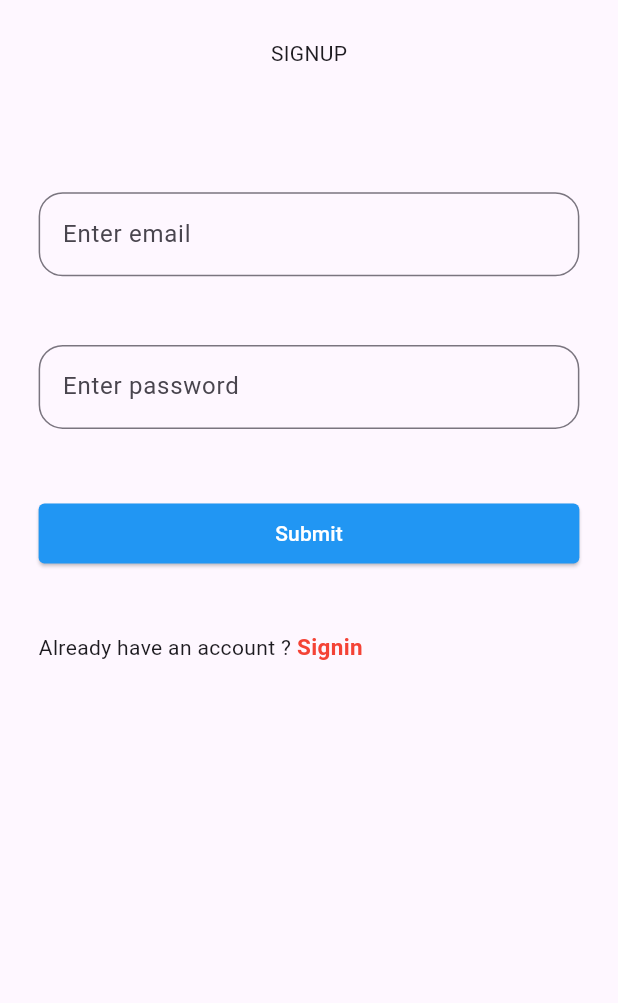
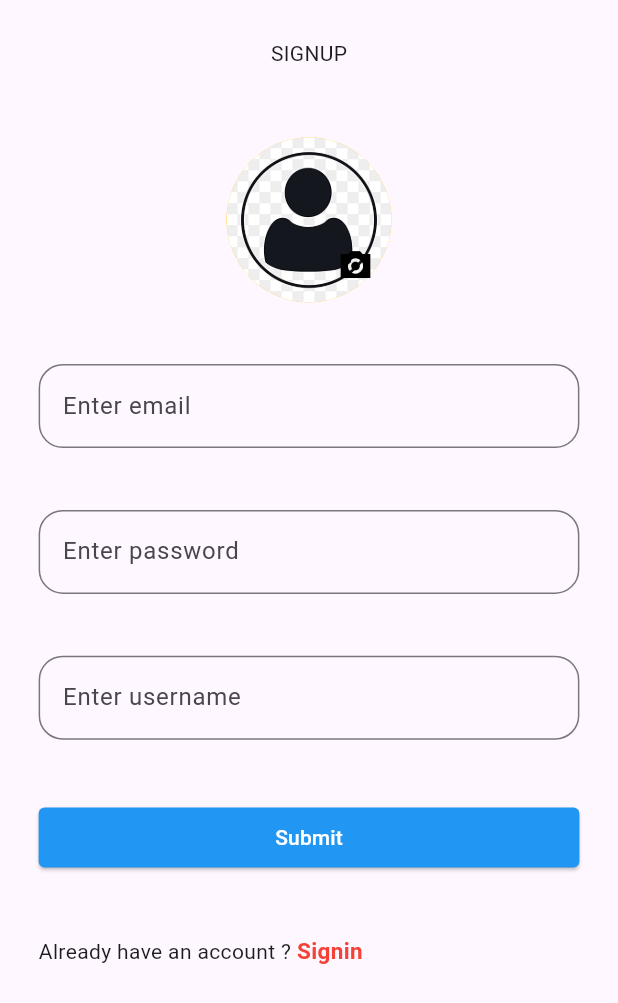
Before and after one commit to VinayaAugusthy/rapid_task, a Flutter app: the screen it shows after launch, on a phone screen of 412 x 824 dp. Shown: the top 1003 px of the screen. Run offline on Flutter 3.47's test engine with Material 3 defaults, Android fonts, the phone set to English and light mode, and no system bars; our stand-ins replace bloc, cloud_firestore, firebase_auth, firebase_core, flutter_bloc, image_picker; accounts and stored records are empty.

Commit message:
signup fields modified

```diff
--- a/lib/main.dart
+++ b/lib/main.dart
@@ -4,6 +4,7 @@ import 'package:rapid_task/viewmodels/application/authentication/authentication_
 import 'package:rapid_task/viewmodels/application/navbar/nav_bar_bloc.dart';
 import 'package:rapid_task/views/authentication/authentication.dart';
 import 'package:flutter_bloc/flutter_bloc.dart';
+import 'package:rapid_task/views/authentication/signup/signup.dart';
 
 void main() async {
   WidgetsFlutterBinding.ensureInitialized();
@@ -32,7 +33,7 @@ class MyApp extends StatelessWidget {
           colorScheme: ColorScheme.fromSeed(seedColor: Colors.deepPurple),
           useMaterial3: true,
         ),
-        home: const AuthenticationFlowScreen(),
+        home: const SignupScreen(),
         debugShowCheckedModeBanner: false,
       ),
     );
--- a/lib/views/authentication/signup/signup.dart
+++ b/lib/views/authentication/signup/signup.dart
@@ -1,5 +1,10 @@
+// ignore_for_file: no_leading_underscores_for_local_identifiers, unnecessary_null_comparison
+
+import 'dart:typed_data';
+
 import 'package:flutter/material.dart';
 import 'package:flutter_bloc/flutter_bloc.dart';
+import 'package:image_picker/image_picker.dart';
 import 'package:rapid_task/viewmodels/application/authentication/authentication_bloc.dart';
 
 class SignupScreen extends StatefulWidget {
@@ -15,6 +20,9 @@ class _SignupScreenState extends State<SignupScreen> {
     Size size = MediaQuery.sizeOf(context);
     TextEditingController emailController = TextEditingController();
     TextEditingController passwordController = TextEditingController();
+    Uint8List? image;
+    final _formKey = GlobalKey<FormState>();
+
     return Scaffold(
       body: Padding(
         padding: EdgeInsets.all(size.width / 16),
@@ -25,8 +33,39 @@ class _SignupScreenState extends State<SignupScreen> {
             children: [
               const Text('SIGNUP'),
               SizedBox(
-                height: size.height / 10,
+                height: size.height / 18,
               ),
+              Stack(
+                children: [
+                  (image != null
+                      ? CircleAvatar(
+                          radius: 55,
+                          backgroundImage: MemoryImage(image),
+                        )
+                      : const CircleAvatar(
+                          radius: 55,backgroundColor: Colors.amber,
+                          backgroundImage: AssetImage('assets/images/dp.jpg'),
+                        )),
+                  Positioned(
+                    right: 0,
+                    bottom: 0.5,
+                    child: IconButton(
+                      onPressed: () {
+                        addPhoto(context);
+                      },
+                      icon: const Icon(Icons.camera_alt_sharp),
+                      color: Colors.black,
+                    ),
+                  )
+                ],
+              ),
+              SizedBox(
+                height: size.height / 20,
+              ),
+              Form(
+                key: _formKey,
+                child: Column(
+                  children: [
                     TextFormField(
                       controller: emailController,
                       decoration: InputDecoration(
@@ -35,15 +74,9 @@ class _SignupScreenState extends State<SignupScreen> {
                         ),
                         hintText: 'Enter email ',
                       ),
-                // validator: (value) => validateEmail(value!),
-                // onTap: () {
-                //   setState(() {
-                //     emailTapped = true;
-                //   });
-                // },
                     ),
                     SizedBox(
-                height: size.height / 18,
+                      height: size.height / 20,
                     ),
                     TextFormField(
                       controller: passwordController,
@@ -53,15 +86,21 @@ class _SignupScreenState extends State<SignupScreen> {
                         ),
                         hintText: 'Enter password',
                       ),
-                // validator: (value) => validateEmail(value!),
-                // onTap: () {
-                //   setState(() {
-                //     emailTapped = true;
-                //   });
-                // },
                     ),
                     SizedBox(
-                height: size.height / 18,
+                      height: size.height / 20,
+                    ),
+                    TextFormField(
+                      controller: passwordController,
+                      decoration: InputDecoration(
+                        border: OutlineInputBorder(
+                          borderRadius: BorderRadius.circular(16),
+                        ),
+                        hintText: 'Enter username',
+                      ),
+                    ),
+                    SizedBox(
+                      height: size.height / 20,
                     ),
                     BlocConsumer<AuthenticationBloc, AuthenticationState>(
                       listener: (context, state) {},
@@ -75,7 +114,8 @@ class _SignupScreenState extends State<SignupScreen> {
                                   borderRadius: BorderRadius.circular(4),
                                 ),
                               ),
-                        backgroundColor: MaterialStateProperty.all(Colors.blue),
+                              backgroundColor:
+                                  MaterialStateProperty.all(Colors.blue),
                             ),
                             onPressed: () {
                               BlocProvider.of<AuthenticationBloc>(context).add(
@@ -120,8 +160,33 @@ class _SignupScreenState extends State<SignupScreen> {
                     ),
                   ],
                 ),
+              ),
+            ],
+          ),
         )),
       ),
     );
+
+  }
+
+  addPhoto(BuildContext context) async {
+    Uint8List pickedFile =
+        await pickImage( ImageSource.gallery);
+      setState(() {
+         Uint8List? image = pickedFile;
+      });
+
+  }
+
+pickImage(ImageSource source) async {
+  final ImagePicker imagePicker = ImagePicker();
+
+  XFile? file = await imagePicker.pickImage(source: source);
+
+  if (file != null) {
+    return await file.readAsBytes();
+  }
+  // ignore: avoid_print
+  print('No image selected');
 }
 }
--- a/pubspec.yaml
+++ b/pubspec.yaml
@@ -39,6 +39,7 @@ dependencies:
   flutter_bloc: ^8.1.4
   firebase_auth: ^4.17.4
   cloud_firestore: ^4.15.5
+  image_picker: ^1.0.7
 
 dev_dependencies:
   flutter_test:
@@ -64,8 +65,8 @@ flutter:
   uses-material-design: true
 
   # To add assets to your application, add an assets section, like this:
-  # assets:
-  #   - images/a_dot_burr.jpeg
+  assets:
+    - assets/images/dp.jpg
   #   - images/a_dot_ham.jpeg
 
   # An image asset can refer to one or more resolution-specific "variants", see
```
Also changed, not shown: lib/viewmodels/services/authentication/auth_service.dart (+4 -4 lines), assets/images/dp.jpg (added), pubspec.lock, 5 other files. Lines whose indentation alone changed are shown as unchanged.
